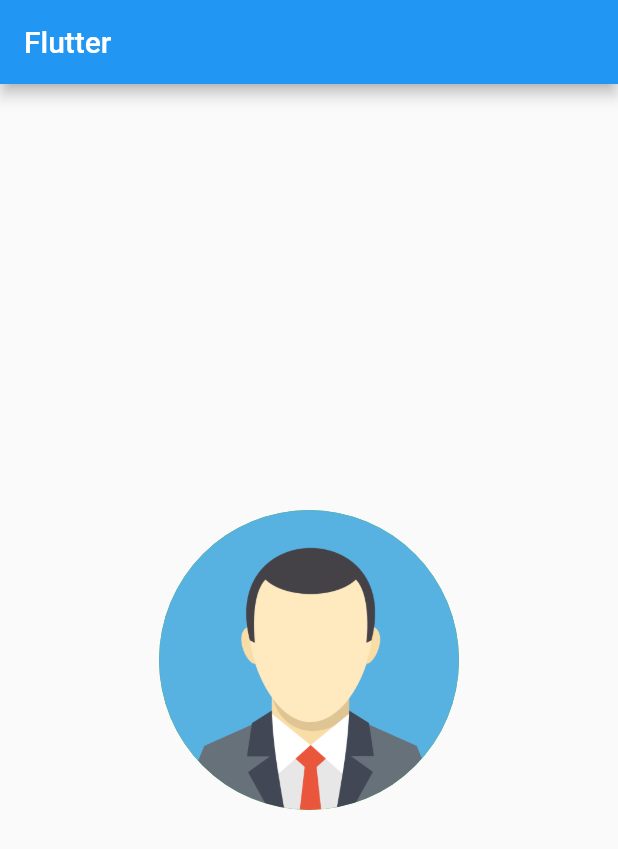
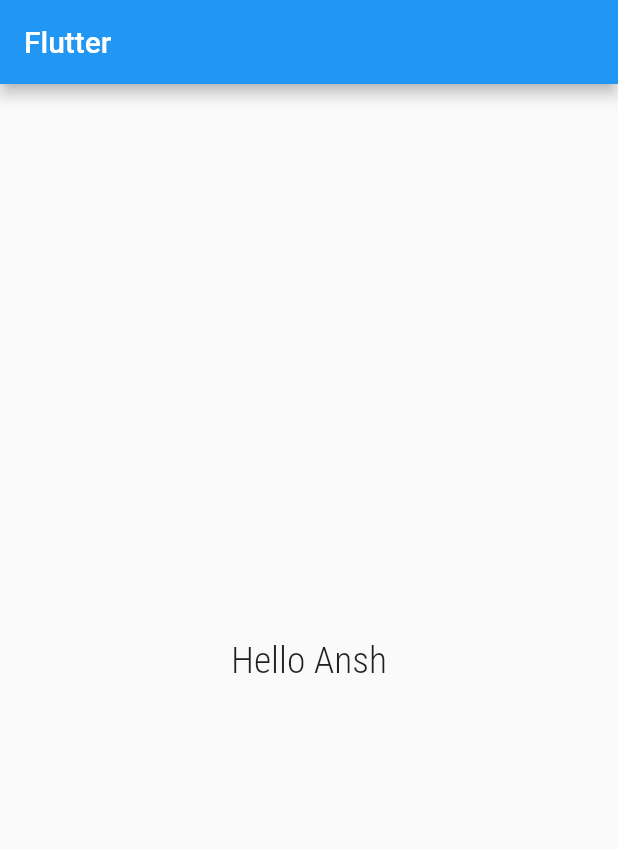
Before and after one commit to anshviyogi/FlutterBasics, a Flutter app: the screen it shows after launch, on a phone screen of 412 x 824 dp. Shown: the top 849 px of the screen. Run offline on Flutter 3.47's test engine with Material 2 defaults, Android fonts, the phone set to English and light mode, and no system bars.

Commit message:
custom fonts

```diff
--- a/lib/main.dart
+++ b/lib/main.dart
@@ -29,14 +29,7 @@ class FlutterScreen extends StatelessWidget {
       appBar: AppBar(
         title: Text("Flutter"),
       ),
-      body: Center(
-        child: CircleAvatar(
-          // child: , - also has a child attribute
-          backgroundImage: AssetImage('assets/images/avatar.png'),
-          backgroundColor: Colors.green,
-          radius: 100, // used for increasing and decreasing the size of avatar
-        ),
-      )
+      body: Center(child: Text("Hello Ansh", style: TextStyle(fontFamily: "FontName",fontSize: 25),))
     );
   }
 
```
Also changed, not shown: pubspec.yaml (+4 -4 lines), assets/fonts/RobotoCondensed-Light.ttf (added).
